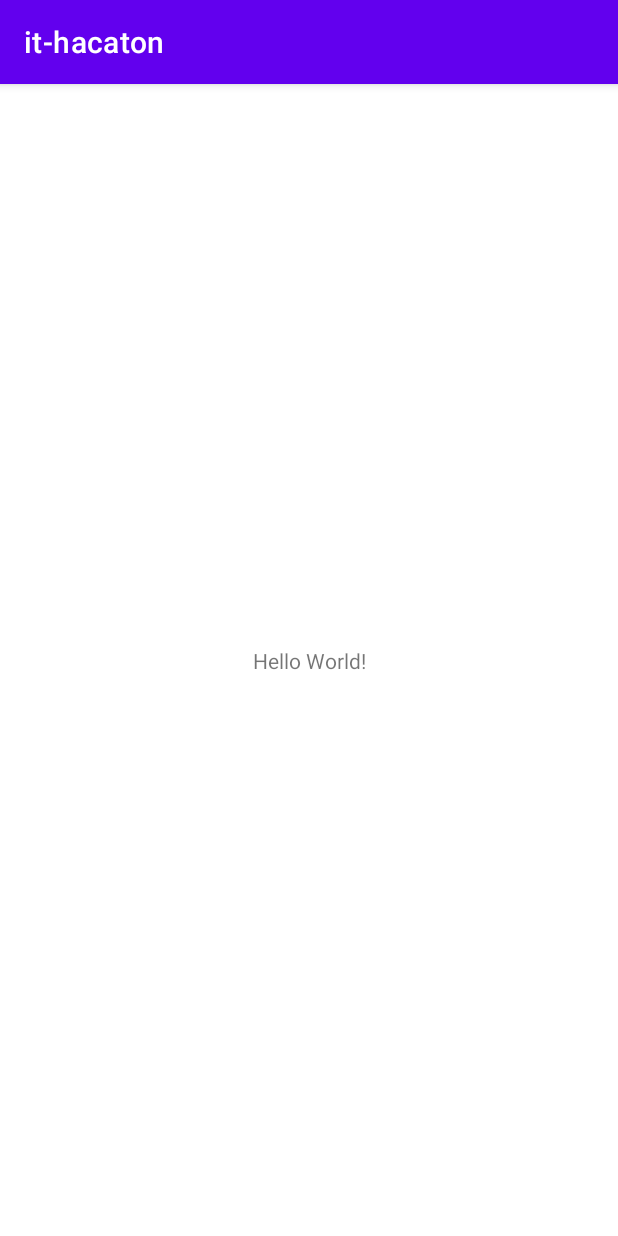
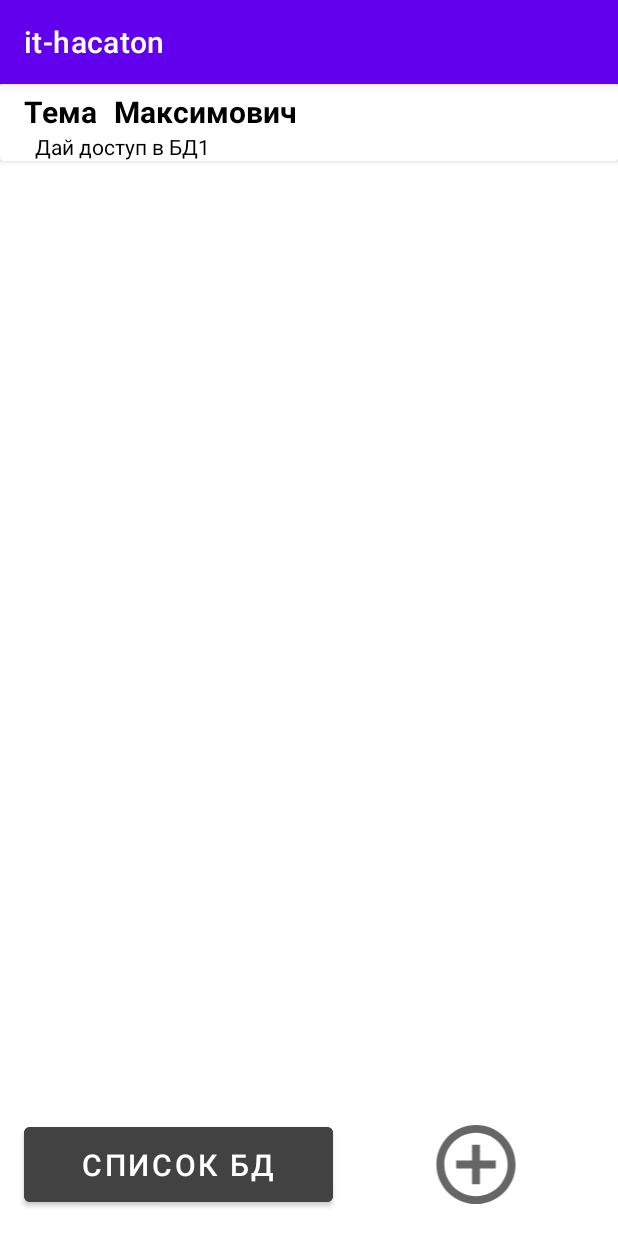
Before and after one commit to Sla1mer/it-hakaton, an Android app: the MainActivity screen opened directly, with no data from a screen before it, on a phone screen of 412 x 824 dp. Run offline under Robolectric (Android 15) with nearby library versions, the phone set to English and light mode, and no system bars.

Commit message:
recyclerView

```diff
--- /dev/null
+++ b/app/src/main/java/com/example/it_hacaton/Adapter.java
@@ -0,0 +1,58 @@
+package com.example.it_hacaton;
+
+import android.annotation.SuppressLint;
+import android.content.Context;
+import android.view.LayoutInflater;
+import android.view.View;
+import android.view.ViewGroup;
+import android.widget.TextView;
+
+import androidx.annotation.NonNull;
+import androidx.recyclerview.widget.RecyclerView;
+
+import org.w3c.dom.Text;
+
+import java.util.ArrayList;
+
+public class Adapter extends RecyclerView.Adapter<Adapter.ViewHolder> {
+
+    private ArrayList<Item> arrayList = new ArrayList<>();
+    private Context context;
+
+    public Adapter(Context context, ArrayList<Item> arrayList){
+        this.context = context;
+        this.arrayList = arrayList;
+    }
+
+    @NonNull
+    @Override
+    public ViewHolder onCreateViewHolder(@NonNull ViewGroup parent, int viewType) {
+        View view = LayoutInflater.from(parent.getContext()).inflate(R.layout.item, parent, false);
+        return new ViewHolder(view);
+    }
+
+    @Override
+    public void onBindViewHolder(@NonNull ViewHolder holder, int position) {
+        Item parseItem = arrayList.get(position);
+        holder.name.setText(parseItem.getName());
+        holder.midleName.setText(parseItem.getMidleName());
+        holder.description.setText(parseItem.getDescription());
+
+    }
+
+    @Override
+    public int getItemCount() {
+        return arrayList.size();
+    }
+
+
+    public class ViewHolder extends RecyclerView.ViewHolder{
+        TextView name, midleName, description;
+        public ViewHolder(@NonNull View v) {
+            super(v);
+            name = v.findViewById(R.id.name);
+            midleName = v.findViewById(R.id.midleName);
+            description = v.findViewById(R.id.description);
+        }
+    }
+}
--- /dev/null
+++ b/app/src/main/java/com/example/it_hacaton/Item.java
@@ -0,0 +1,36 @@
+package com.example.it_hacaton;
+
+public class Item {
+    String name, midleName, description;
+
+    public Item(){}
+    public Item(String name, String midleName, String description){
+        this.name = name;
+        this.description = description;
+        this.midleName = midleName;
+    }
+
+    public String getName() {
+        return name;
+    }
+
+    public void setName(String name) {
+        this.name = name;
+    }
+
+    public String getMidleName() {
+        return midleName;
+    }
+
+    public void setMidleName(String midleName) {
+        this.midleName = midleName;
+    }
+
+    public String getDescription() {
+        return description;
+    }
+
+    public void setDescription(String description) {
+        this.description = description;
+    }
+}
--- a/app/src/main/java/com/example/it_hacaton/MainActivity.java
+++ b/app/src/main/java/com/example/it_hacaton/MainActivity.java
@@ -1,16 +1,39 @@
 package com.example.it_hacaton;
 
 import androidx.appcompat.app.AppCompatActivity;
+import androidx.recyclerview.widget.LinearLayoutManager;
+import androidx.recyclerview.widget.RecyclerView;
 
 import android.os.Bundle;
+import android.widget.Button;
+import android.widget.ImageView;
+
+import java.util.ArrayList;
 
 public class MainActivity extends AppCompatActivity {
-
+    private RecyclerView rv;
+    private Adapter adapter;
+    private ArrayList<Item> arrayList = new ArrayList<>();
+    private Button rvOfBD;
+    private ImageView addImage;
     @Override
     protected void onCreate(Bundle savedInstanceState) {
         super.onCreate(savedInstanceState);
         setContentView(R.layout.activity_main);
+        init();
+        rv.setHasFixedSize(true);
+        rv.setLayoutManager(new LinearLayoutManager(this));
+
+        arrayList.add(new Item("Тема", "Максимович", "Дай доступ в БД1"));
+
+        adapter = new Adapter(this, arrayList);
+        rv.setAdapter(adapter);
     }
 
-    // start//end
+    private void init(){
+        rv = findViewById(R.id.rv);
+        rvOfBD = findViewById(R.id.recyclerOfBD);
+        addImage = findViewById(R.id.addImage);
+    }
+
 }
--- a/app/src/main/java/com/example/it_hacaton/RegistrationActivity.java
+++ b/app/src/main/java/com/example/it_hacaton/RegistrationActivity.java
@@ -20,7 +20,7 @@ private Button registration;
         init();
         onCLicks();
     }
-//start
+
     private void onCLicks(){
         View.OnClickListener BTNs = new View.OnClickListener() {
             @Override
--- /dev/null
+++ b/app/src/main/res/drawable/add.xml
@@ -0,0 +1,10 @@
+<vector xmlns:android="http://schemas.android.com/apk/res/android"
+    android:width="24dp"
+    android:height="24dp"
+    android:viewportWidth="24"
+    android:viewportHeight="24"
+    android:tint="?attr/colorControlNormal">
+  <path
+      android:fillColor="@android:color/white"
+      android:pathData="M13,7h-2v4L7,11v2h4v4h2v-4h4v-2h-4L13,7zM12,2C6.48,2 2,6.48 2,12s4.48,10 10,10 10,-4.48 10,-10S17.52,2 12,2zM12,20c-4.41,0 -8,-3.59 -8,-8s3.59,-8 8,-8 8,3.59 8,8 -3.59,8 -8,8z"/>
+</vector>
--- a/app/src/main/res/layout/activity_main.xml
+++ b/app/src/main/res/layout/activity_main.xml
@@ -6,13 +6,33 @@
     android:layout_height="match_parent"
     tools:context=".MainActivity">
 
-    <TextView
-        android:layout_width="wrap_content"
-        android:layout_height="wrap_content"
-        android:text="Hello World!"
+    <androidx.recyclerview.widget.RecyclerView
+        android:layout_width="match_parent"
+        android:layout_height="match_parent"
+        android:id="@+id/rv" />
+
+    <Button
+        android:id="@+id/recyclerOfBD"
+        android:layout_width="206dp"
+        android:layout_height="62dp"
+        android:backgroundTint="@color/cardview_dark_background"
+        android:text="Список БД"
+        android:textSize="20dp"
         app:layout_constraintBottom_toBottomOf="parent"
-        app:layout_constraintLeft_toLeftOf="parent"
-        app:layout_constraintRight_toRightOf="parent"
-        app:layout_constraintTop_toTopOf="parent" />
+        app:layout_constraintEnd_toEndOf="parent"
+        app:layout_constraintHorizontal_bias="0.078"
+        app:layout_constraintStart_toStartOf="parent"
+        app:layout_constraintTop_toTopOf="parent"
+        app:layout_constraintVertical_bias="0.976" />
+
+    <ImageView
+        android:id="@+id/addImage"
+        android:layout_width="76dp"
+        android:layout_height="63dp"
+        android:src="@drawable/add"
+        app:layout_constraintBottom_toBottomOf="@+id/recyclerOfBD"
+        app:layout_constraintEnd_toEndOf="parent"
+        app:layout_constraintStart_toEndOf="@+id/recyclerOfBD"
+        app:layout_constraintTop_toTopOf="@+id/recyclerOfBD" />
 
 </androidx.constraintlayout.widget.ConstraintLayout>
--- /dev/null
+++ b/app/src/main/res/layout/item.xml
@@ -0,0 +1,71 @@
+<?xml version="1.0" encoding="utf-8"?>
+<androidx.constraintlayout.widget.ConstraintLayout
+    xmlns:android="http://schemas.android.com/apk/res/android"
+    xmlns:app="http://schemas.android.com/apk/res-auto"
+    xmlns:tools="http://schemas.android.com/tools"
+    android:layout_width="match_parent"
+    android:layout_height="match_parent">
+
+    <androidx.cardview.widget.CardView
+        android:layout_width="match_parent"
+        android:layout_height="wrap_content"
+        app:layout_constraintBottom_toBottomOf="parent"
+        app:layout_constraintTop_toTopOf="parent"
+        app:layout_constraintVertical_bias="0.0" >
+
+
+        <androidx.constraintlayout.widget.ConstraintLayout
+            android:layout_width="match_parent"
+            android:layout_height="match_parent">
+
+
+            <TextView
+                android:id="@+id/name"
+                android:layout_width="wrap_content"
+                android:layout_height="wrap_content"
+                android:text="Tema"
+                android:textSize="20dp"
+                android:textColor="#000"
+                android:textStyle="bold"
+                app:layout_constraintBottom_toBottomOf="parent"
+                app:layout_constraintEnd_toEndOf="parent"
+                app:layout_constraintHorizontal_bias="0.044"
+                app:layout_constraintStart_toStartOf="parent"
+                app:layout_constraintTop_toTopOf="parent"
+                app:layout_constraintVertical_bias="0.195" />
+
+
+            <TextView
+                android:id="@+id/midleName"
+                android:layout_width="wrap_content"
+                android:layout_height="wrap_content"
+                android:text="Tema"
+                android:textColor="#000"
+                android:textSize="20dp"
+                android:textStyle="bold"
+                app:layout_constraintBottom_toBottomOf="@+id/name"
+                app:layout_constraintEnd_toEndOf="parent"
+                app:layout_constraintHorizontal_bias="0.051"
+                app:layout_constraintStart_toEndOf="@+id/name"
+                app:layout_constraintTop_toTopOf="@+id/name"
+                app:layout_constraintVertical_bias="0.208" />
+
+            <TextView
+                android:id="@+id/description"
+                android:layout_width="wrap_content"
+                android:layout_height="wrap_content"
+                android:text="Дайте доступ пожалуйста к БД1"
+                android:textColor="#000"
+                app:layout_constraintBottom_toBottomOf="parent"
+                app:layout_constraintEnd_toEndOf="parent"
+                app:layout_constraintHorizontal_bias="0.08"
+                app:layout_constraintStart_toStartOf="parent"
+                app:layout_constraintTop_toBottomOf="@+id/name"
+                app:layout_constraintVertical_bias="0.234" />
+
+        </androidx.constraintlayout.widget.ConstraintLayout>
+
+
+    </androidx.cardview.widget.CardView>
+
+</androidx.constraintlayout.widget.ConstraintLayout>
```
